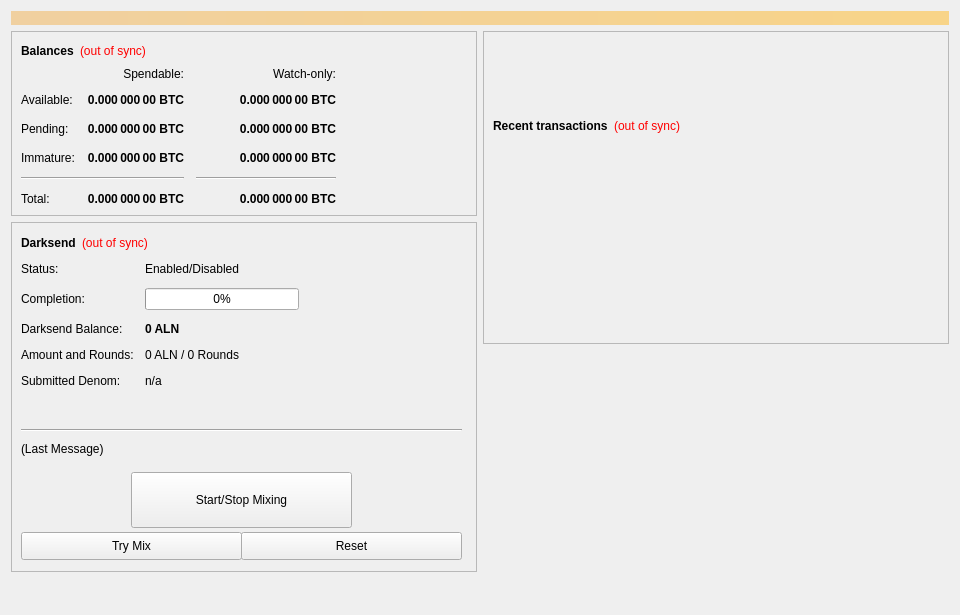
Old version of the form src/qt/forms/overviewpage.ui in the repository modcrypto/alphanode.
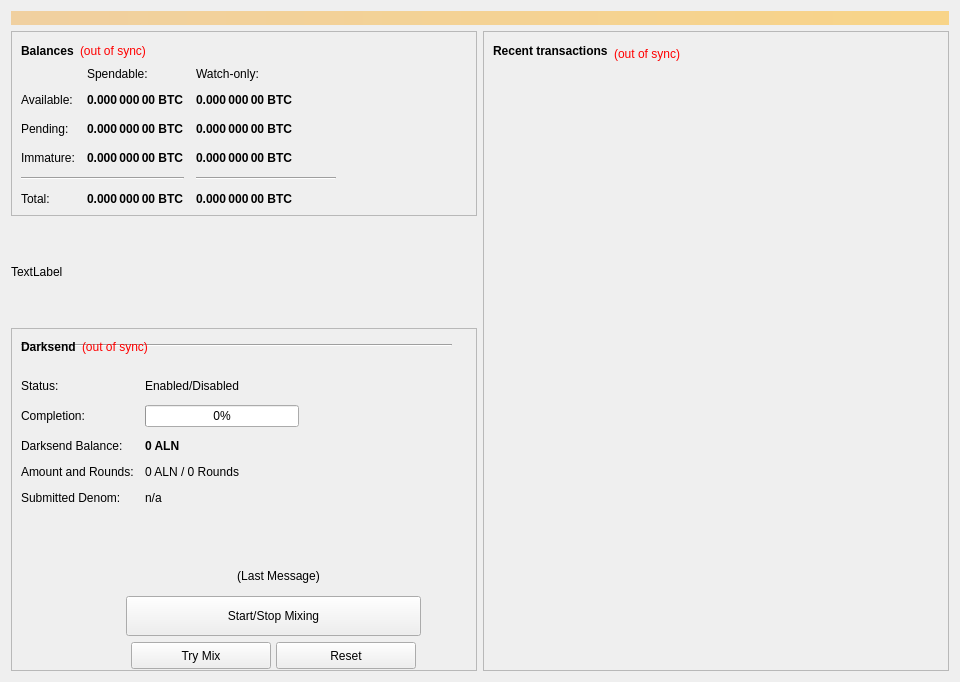
New version of the form.

```diff
--- a/src/qt/forms/overviewpage.ui
+++ b/src/qt/forms/overviewpage.ui
@@ -19,6 +19,9 @@
   <property name="windowTitle">
    <string>Form</string>
   </property>
+  <property name="styleSheet">
+   <string notr="true"/>
+  </property>
   <layout class="QVBoxLayout" name="topLayout">
    <item>
     <widget class="QLabel" name="labelAlerts">
@@ -121,7 +124,7 @@
                <string notr="true">0.000 000 00 BTC</string>
               </property>
               <property name="alignment">
-               <set>Qt::AlignRight|Qt::AlignTrailing|Qt::AlignVCenter</set>
+               <set>Qt::AlignLeading|Qt::AlignLeft|Qt::AlignVCenter</set>
               </property>
               <property name="textInteractionFlags">
                <set>Qt::LinksAccessibleByMouse|Qt::TextSelectableByKeyboard|Qt::TextSelectableByMouse</set>
@@ -146,7 +149,7 @@
                <string notr="true">0.000 000 00 BTC</string>
               </property>
               <property name="alignment">
-               <set>Qt::AlignRight|Qt::AlignTrailing|Qt::AlignVCenter</set>
+               <set>Qt::AlignLeading|Qt::AlignLeft|Qt::AlignVCenter</set>
               </property>
               <property name="textInteractionFlags">
                <set>Qt::LinksAccessibleByMouse|Qt::TextSelectableByKeyboard|Qt::TextSelectableByMouse</set>
@@ -171,7 +174,7 @@
                <string notr="true">0.000 000 00 BTC</string>
               </property>
               <property name="alignment">
-               <set>Qt::AlignRight|Qt::AlignTrailing|Qt::AlignVCenter</set>
+               <set>Qt::AlignLeading|Qt::AlignLeft|Qt::AlignVCenter</set>
               </property>
               <property name="textInteractionFlags">
                <set>Qt::LinksAccessibleByMouse|Qt::TextSelectableByKeyboard|Qt::TextSelectableByMouse</set>
@@ -229,7 +232,7 @@
                <string notr="true">0.000 000 00 BTC</string>
               </property>
               <property name="alignment">
-               <set>Qt::AlignRight|Qt::AlignTrailing|Qt::AlignVCenter</set>
+               <set>Qt::AlignLeading|Qt::AlignLeft|Qt::AlignVCenter</set>
               </property>
               <property name="textInteractionFlags">
                <set>Qt::LinksAccessibleByMouse|Qt::TextSelectableByKeyboard|Qt::TextSelectableByMouse</set>
@@ -274,7 +277,7 @@
                <string notr="true">0.000 000 00 BTC</string>
               </property>
               <property name="alignment">
-               <set>Qt::AlignRight|Qt::AlignTrailing|Qt::AlignVCenter</set>
+               <set>Qt::AlignLeading|Qt::AlignLeft|Qt::AlignVCenter</set>
               </property>
               <property name="textInteractionFlags">
                <set>Qt::LinksAccessibleByMouse|Qt::TextSelectableByKeyboard|Qt::TextSelectableByMouse</set>
@@ -299,7 +302,7 @@
                <string notr="true">0.000 000 00 BTC</string>
               </property>
               <property name="alignment">
-               <set>Qt::AlignRight|Qt::AlignTrailing|Qt::AlignVCenter</set>
+               <set>Qt::AlignLeading|Qt::AlignLeft|Qt::AlignVCenter</set>
               </property>
               <property name="textInteractionFlags">
                <set>Qt::LinksAccessibleByMouse|Qt::TextSelectableByKeyboard|Qt::TextSelectableByMouse</set>
@@ -312,7 +315,7 @@
                <string>Watch-only:</string>
               </property>
               <property name="alignment">
-               <set>Qt::AlignRight|Qt::AlignTrailing|Qt::AlignVCenter</set>
+               <set>Qt::AlignLeading|Qt::AlignLeft|Qt::AlignVCenter</set>
               </property>
              </widget>
             </item>
@@ -341,7 +344,7 @@
                <string notr="true">0.000 000 00 BTC</string>
               </property>
               <property name="alignment">
-               <set>Qt::AlignRight|Qt::AlignTrailing|Qt::AlignVCenter</set>
+               <set>Qt::AlignLeading|Qt::AlignLeft|Qt::AlignVCenter</set>
               </property>
               <property name="textInteractionFlags">
                <set>Qt::LinksAccessibleByMouse|Qt::TextSelectableByKeyboard|Qt::TextSelectableByMouse</set>
@@ -366,7 +369,7 @@
                <string notr="true">0.000 000 00 BTC</string>
               </property>
               <property name="alignment">
-               <set>Qt::AlignRight|Qt::AlignTrailing|Qt::AlignVCenter</set>
+               <set>Qt::AlignLeading|Qt::AlignLeft|Qt::AlignVCenter</set>
               </property>
               <property name="textInteractionFlags">
                <set>Qt::LinksAccessibleByMouse|Qt::TextSelectableByKeyboard|Qt::TextSelectableByMouse</set>
@@ -386,7 +389,7 @@
                <string>Spendable:</string>
               </property>
               <property name="alignment">
-               <set>Qt::AlignRight|Qt::AlignTrailing|Qt::AlignVCenter</set>
+               <set>Qt::AlignLeading|Qt::AlignLeft|Qt::AlignVCenter</set>
               </property>
              </widget>
             </item>
@@ -396,11 +399,33 @@
         </widget>
        </item>
        <item>
-        <widget class="QFrame" name="frameDarksend">
+        <widget class="QLabel" name="MessageLabel">
          <property name="minimumSize">
           <size>
            <width>0</width>
-           <height>350</height>
+           <height>100</height>
+          </size>
+         </property>
+         <property name="mouseTracking">
+          <bool>true</bool>
+         </property>
+         <property name="frameShadow">
+          <enum>QFrame::Plain</enum>
+         </property>
+         <property name="text">
+          <string>TextLabel</string>
+         </property>
+         <property name="openExternalLinks">
+          <bool>true</bool>
+         </property>
+        </widget>
+       </item>
+       <item>
+        <widget class="QFrame" name="frameDarksend">
+         <property name="minimumSize">
+          <size>
+           <width>451</width>
+           <height>343</height>
           </size>
          </property>
          <property name="layoutDirection">
@@ -416,9 +441,9 @@
           <property name="geometry">
            <rect>
             <x>10</x>
-            <y>40</y>
+            <y>51</y>
             <width>451</width>
-            <height>161</height>
+            <height>175</height>
            </rect>
           </property>
           <layout class="QFormLayout" name="formLayout">
@@ -958,10 +983,10 @@
          <widget class="QPushButton" name="toggleDarksend">
           <property name="geometry">
            <rect>
-            <x>120</x>
-            <y>250</y>
-            <width>221</width>
-            <height>56</height>
+            <x>115</x>
+            <y>268</y>
+            <width>295</width>
+            <height>40</height>
            </rect>
           </property>
           <property name="sizePolicy">
@@ -978,9 +1003,9 @@
           <property name="geometry">
            <rect>
             <x>10</x>
-            <y>200</y>
-            <width>441</width>
-            <height>16</height>
+            <y>0</y>
+            <width>431</width>
+            <height>35</height>
            </rect>
           </property>
           <property name="orientation">
@@ -990,10 +1015,10 @@
          <widget class="QLabel" name="DarksendStatus">
           <property name="geometry">
            <rect>
-            <x>10</x>
-            <y>220</y>
-            <width>451</width>
-            <height>61</height>
+            <x>70</x>
+            <y>226</y>
+            <width>395</width>
+            <height>43</height>
            </rect>
           </property>
           <property name="minimumSize">
@@ -1006,7 +1031,7 @@
            <string>(Last Message)</string>
           </property>
           <property name="alignment">
-           <set>Qt::AlignLeading|Qt::AlignLeft|Qt::AlignTop</set>
+           <set>Qt::AlignCenter</set>
           </property>
           <property name="wordWrap">
            <bool>true</bool>
@@ -1015,10 +1040,10 @@
          <widget class="QPushButton" name="DarksendAuto">
           <property name="geometry">
            <rect>
-            <x>10</x>
-            <y>310</y>
-            <width>221</width>
-            <height>28</height>
+            <x>120</x>
+            <y>314</y>
+            <width>140</width>
+            <height>27</height>
            </rect>
           </property>
           <property name="sizePolicy">
@@ -1037,10 +1062,10 @@
          <widget class="QPushButton" name="DarksendReset">
           <property name="geometry">
            <rect>
-            <x>230</x>
-            <y>310</y>
-            <width>221</width>
-            <height>28</height>
+            <x>265</x>
+            <y>314</y>
+            <width>140</width>
+            <height>27</height>
            </rect>
           </property>
           <property name="sizePolicy">
@@ -1063,9 +1088,9 @@
           <property name="geometry">
            <rect>
             <x>10</x>
-            <y>10</y>
+            <y>0</y>
             <width>431</width>
-            <height>22</height>
+            <height>37</height>
            </rect>
           </property>
           <layout class="QHBoxLayout" name="horizontalLayout_5">
@@ -1141,22 +1166,6 @@
           <enum>QFrame::Raised</enum>
          </property>
          <layout class="QVBoxLayout" name="verticalLayout">
-          <item>
-           <spacer name="verticalSpacer_3">
-            <property name="orientation">
-             <enum>Qt::Vertical</enum>
-            </property>
-            <property name="sizeType">
-             <enum>QSizePolicy::Fixed</enum>
-            </property>
-            <property name="sizeHint" stdset="0">
-             <size>
-              <width>20</width>
-              <height>75</height>
-             </size>
-            </property>
-           </spacer>
-          </item>
           <item>
            <layout class="QHBoxLayout" name="horizontalLayout_2">
             <item>
@@ -1187,7 +1196,7 @@
                <string notr="true">(out of sync)</string>
               </property>
               <property name="alignment">
-               <set>Qt::AlignRight|Qt::AlignTrailing|Qt::AlignVCenter</set>
+               <set>Qt::AlignBottom|Qt::AlignRight|Qt::AlignTrailing</set>
               </property>
              </widget>
             </item>
@@ -1228,22 +1237,6 @@
          </layout>
         </widget>
        </item>
-       <item>
-        <spacer name="verticalSpacer_2">
-         <property name="orientation">
-          <enum>Qt::Vertical</enum>
-         </property>
-         <property name="sizeType">
-          <enum>QSizePolicy::Expanding</enum>
-         </property>
-         <property name="sizeHint" stdset="0">
-          <size>
-           <width>20</width>
-           <height>40</height>
-          </size>
-         </property>
-        </spacer>
-       </item>
       </layout>
      </item>
     </layout>
```
Left out of the diff: 8 changed lines with no effect on the pictures.
